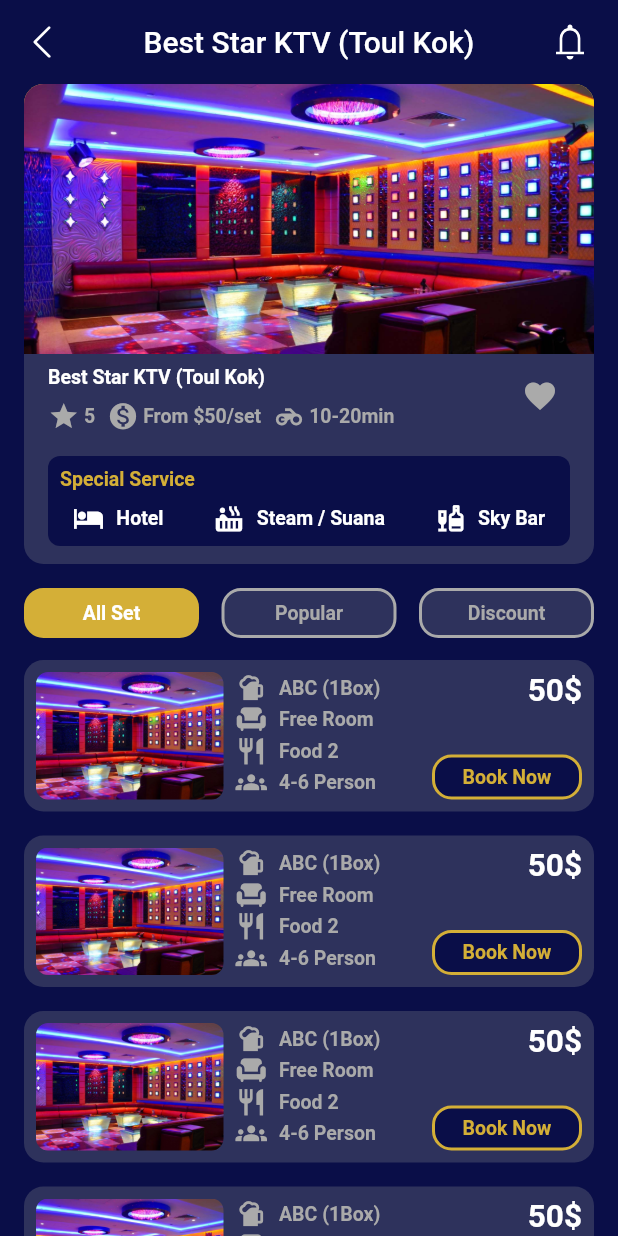
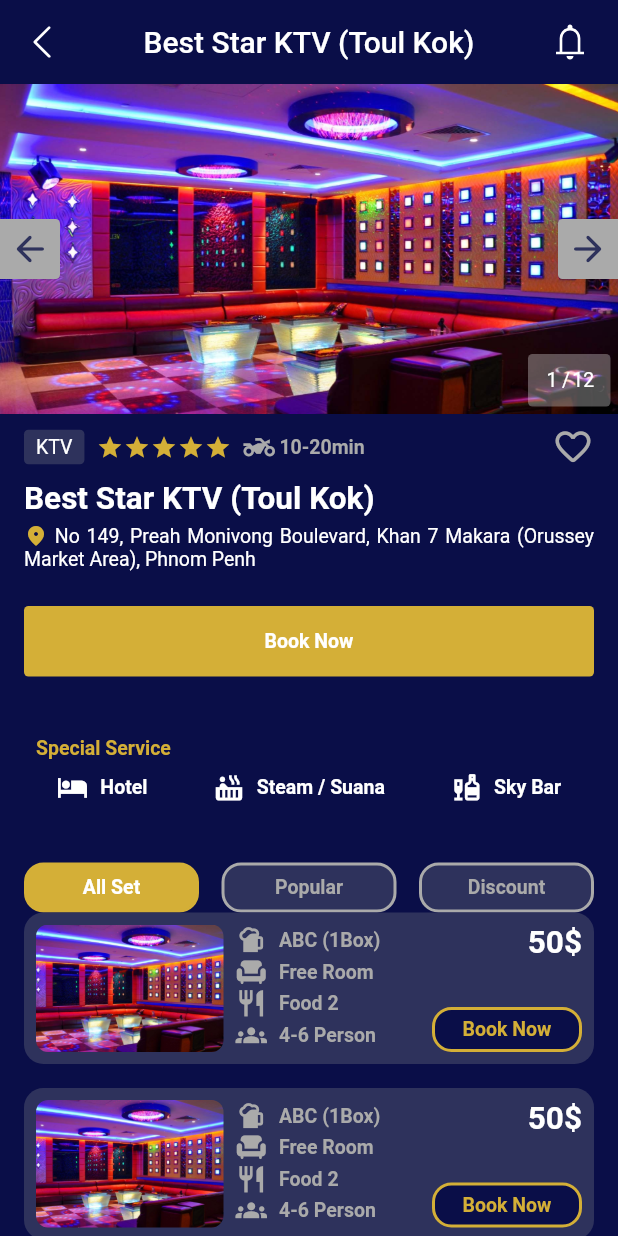
Before and after one commit to OeungChheanghok123/ktv_app, a Flutter app: the DetailScreen screen opened directly, on a phone screen of 412 x 824 dp. Run offline on Flutter 3.47's test engine with Material 2 defaults, Android fonts, the phone set to English and light mode, and no system bars; our stand-ins replace carousel_slider, flutter_rating_bar, flutter_svg, get, qr_flutter, skeletons; missing offline and left inert: flutter_share.

Commit message:
11Feb2023

```diff
--- a/lib/screens/detail/detail_screen.dart
+++ b/lib/screens/detail/detail_screen.dart
@@ -11,17 +11,114 @@
   final viewModel = Get.put(DetailScreenViewModel());
 
   Widget imagePost(BuildContext context) {
-    return Container(
-      height: 180,
+    return Stack(
+      children: [
+        Container(
+          height: 220,
+          width: MediaQuery.of(context).size.width,
           decoration: const BoxDecoration(
             color: primaryColor,
-        borderRadius: BorderRadius.only(
-          topLeft: Radius.circular(13),
-          topRight: Radius.circular(13),
-        ),
             image: DecorationImage(
               image: AssetImage('assets/images/category_1.jpg'),
               fit: BoxFit.cover,
+            ),
+          ),
+        ),
+        Positioned(
+          left: 0,
+          top: 0,
+          bottom: 0,
+          child: Center(
+            child: Container(
+              alignment: Alignment.centerLeft,
+              decoration: const BoxDecoration(
+                color: secondGraydColor,
+                borderRadius: BorderRadius.only(
+                  topRight: Radius.circular(3),
+                  bottomRight: Radius.circular(3),
+                ),
+              ),
+              width: 40,
+              height: 40,
+              child: const Center(
+                child: Icon(
+                  Icons.arrow_back_rounded,
+                  size: 28,
+                  color: secondColor,
+                ),
+              ),
+            ),
+          ),
+        ),
+        Positioned(
+          right: 0,
+          top: 0,
+          bottom: 0,
+          child: Center(
+            child: Container(
+              alignment: Alignment.centerRight,
+              decoration: const BoxDecoration(
+                color: secondGraydColor,
+                borderRadius: BorderRadius.only(
+                  topLeft: Radius.circular(3),
+                  bottomLeft: Radius.circular(3),
+                ),
+              ),
+              width: 40,
+              height: 40,
+              child: const Center(
+                child: Icon(
+                  Icons.arrow_forward_rounded,
+                  size: 28,
+                  color: secondColor,
+                ),
+              ),
+            ),
+          ),
+        ),
+        Positioned(
+          bottom: 5,
+          right: 5,
+          child: Container(
+            width: 55,
+            height: 35,
+            decoration: BoxDecoration(
+              color: whiteColor.withOpacity(0.3),
+              borderRadius: BorderRadius.circular(3),
+            ),
+            child: Row(
+              mainAxisAlignment: MainAxisAlignment.center,
+              children: [
+                Text(
+                  '1/',
+                  style: AppTextStyle.title2.copyWith(
+                    letterSpacing: 3,
+                  ),
+                ),
+                Text(
+                  '12',
+                  style: AppTextStyle.title2,
+                ),
+              ],
+            ),
+          ),
+        ),
+      ],
+    );
+  }
+
+  Widget buttonBooking(BuildContext context) {
+    return Container(
+      padding: const EdgeInsets.all(defaultPaddin),
+      margin: const EdgeInsets.all(defaultPaddin),
+      decoration: BoxDecoration(
+        borderRadius: BorderRadius.circular(3),
+        color: primaryColor,
+      ),
+      child: Center(
+        child: Text(
+          'Book Now',
+          style: AppTextStyle.headline2,
         ),
       ),
     );
@@ -29,77 +126,49 @@
 
   Widget detailPost(BuildContext context) {
     return Container(
-      margin: const EdgeInsets.symmetric(horizontal: defaultPaddin),
-      child: Row(
-        mainAxisSize: MainAxisSize.max,
-        mainAxisAlignment: MainAxisAlignment.spaceBetween,
+      margin: const EdgeInsets.symmetric(vertical: defaultPaddin / 2),
+      padding: const EdgeInsets.symmetric(horizontal: defaultPaddin),
+      child: Column(
         crossAxisAlignment: CrossAxisAlignment.start,
         children: [
-          Column(
-            crossAxisAlignment: CrossAxisAlignment.start,
+          Row(
+            mainAxisAlignment: MainAxisAlignment.center,
+            crossAxisAlignment: CrossAxisAlignment.center,
             children: [
-              const SizedBox(height: defaultPaddin / 2),
-              Text(
-                'Best Star KTV (Toul Kok)',
-                style: AppTextStyle.headline2,
+              Container(
+                padding: const EdgeInsets.symmetric(
+                  horizontal: defaultPaddin / 2,
+                  vertical: defaultPaddin / 4,
                 ),
-              const SizedBox(height: defaultPaddin / 2),
-              Row(
-                mainAxisSize: MainAxisSize.max,
-                crossAxisAlignment: CrossAxisAlignment.start,
-                mainAxisAlignment: MainAxisAlignment.spaceBetween,
-                children: [
-                  Row(
-                    children: [
-                      InkWell(
-                        onTap: () {},
-                        child: const Icon(
-                          Icons.star,
-                          color: secondGraydColor,
-                          size: 21,
+                decoration: BoxDecoration(
+                  color: secondColor,
+                  borderRadius: BorderRadius.circular(3),
                 ),
+                child: Text(
+                  'KTV',
+                  style: AppTextStyle.title2,
                 ),
-                      const SizedBox(width: 3),
-                      Text(
-                        '5',
-                        style: AppTextStyle.body.copyWith(
-                          color: secondGraydColor,
-                          fontWeight: FontWeight.bold,
-                        ),
-                      ),
-                    ],
               ),
               const SizedBox(width: defaultPaddin / 2),
               Row(
-                    children: [
-                      InkWell(
-                        onTap: () {},
-                        child: const Icon(
-                          Icons.monetization_on,
-                          color: secondGraydColor,
-                          size: 21,
+                mainAxisAlignment: MainAxisAlignment.center,
+                children: List.generate(
+                  5,
+                  (index) => const Icon(
+                    Icons.star,
+                    color: primaryColor,
+                    size: 18,
                   ),
                 ),
-                      const SizedBox(width: 3),
-                      Text(
-                        'From \$50/set',
-                        style: AppTextStyle.body.copyWith(
-                          color: secondGraydColor,
-                          fontWeight: FontWeight.bold,
-                        ),
-                      ),
-                    ],
               ),
               const SizedBox(width: defaultPaddin / 2),
               Row(
+                mainAxisAlignment: MainAxisAlignment.center,
                 children: [
-                      InkWell(
-                        onTap: () {},
-                        child: const Icon(
-                          Icons.motorcycle,
+                  const Icon(
+                    Icons.two_wheeler,
                     color: secondGraydColor,
                     size: 21,
-                        ),
                   ),
                   const SizedBox(width: 3),
                   Text(
@@ -111,16 +180,41 @@
                   ),
                 ],
               ),
-                ],
+              const Spacer(),
+              InkWell(
+                onTap: () {},
+                child: const Icon(
+                  Icons.favorite_border_rounded,
+                  color: secondGraydColor,
+                  size: 28,
+                ),
               ),
             ],
           ),
-          const Padding(
-            padding: EdgeInsets.only(
-              top: defaultPaddin,
-              right: defaultPaddin / 2,
+          const SizedBox(height: defaultPaddin / 2),
+          Text(
+            'Best Star KTV (Toul Kok)',
+            style: AppTextStyle.headline1,
           ),
-            child: Icon(Icons.favorite, color: secondGraydColor),
+          const SizedBox(height: defaultPaddin / 4),
+          Text.rich(
+            textAlign: TextAlign.justify,
+            TextSpan(
+              children: [
+                const WidgetSpan(
+                  child: Icon(
+                    Icons.location_on_rounded,
+                    color: primaryColor,
+                    size: 16,
+                  ),
+                ),
+                TextSpan(
+                  text:
+                      ' No 149, Preah Monivong Boulevard, Khan 7 Makara (Orussey Market Area), Phnom Penh',
+                  style: AppTextStyle.body,
+                )
+              ],
+            ),
           ),
         ],
       ),
@@ -341,55 +435,6 @@
     );
   }
 
-  PreferredSize _appBarWidget(BuildContext context) {
-    return PreferredSize(
-      preferredSize: const Size.fromHeight(440),
-      child: Container(
-        color: bgColor,
-        child: Column(
-          children: [
-            AppBarWidget.simpleAppbarWidget(
-              context,
-              'Best Star KTV (Toul Kok)',
-            ),
-            Container(
-              margin: const EdgeInsets.symmetric(horizontal: defaultPaddin),
-              child: Stack(
-                children: [
-                  Container(
-                    height: 320,
-                    width: MediaQuery.of(context).size.width,
-                    decoration: BoxDecoration(
-                      color: secondColor,
-                      borderRadius: BorderRadius.circular(13),
-                    ),
-                  ),
-                  Positioned(
-                    top: 0,
-                    left: 0,
-                    right: 0,
-                    child: Column(
-                      children: [
-                        imagePost(context),
-                        detailPost(context),
-                        specialService(context),
-                      ],
-                    ),
-                  ),
-                ],
-              ),
-            ),
-            Container(
-              height: defaultPaddin,
-              color: bgColor,
-            ),
-            gridViewMenuBar(context),
-          ],
-        ),
-      ),
-    );
-  }
-
   Widget _iconAndText(IconData iconData, String text) {
     return Row(
       children: [
@@ -412,27 +457,42 @@
 
   @override
   Widget build(BuildContext context) {
-    final ScrollController controller = ScrollController();
     return Scaffold(
       extendBodyBehindAppBar: true,
       backgroundColor: bgColor,
-      appBar: _appBarWidget(context),
+      appBar: AppBarWidget.simpleAppbarWidget(
+        context,
+        'Best Star KTV (Toul Kok)',
+      ),
       body: SizedBox(
         height: MediaQuery.of(context).size.height,
         child: RawScrollbar(
           thumbVisibility: false,
           scrollbarOrientation: ScrollbarOrientation.right,
-          controller: controller,
-          thumbColor: secondGraydColor,
+          thumbColor: secondColor,
           radius: const Radius.circular(20),
           thickness: 5,
-          child: ListView.builder(
+          child: ListView(
+            children: [
+              imagePost(context),
+              detailPost(context),
+              buttonBooking(context),
+              specialService(context),
+              Container(
+                height: defaultPaddin,
+                color: bgColor,
+              ),
+              gridViewMenuBar(context),
+              ListView.builder(
                 scrollDirection: Axis.vertical,
                 shrinkWrap: true,
+                physics: const NeverScrollableScrollPhysics(),
                 itemCount: 25,
                 itemBuilder: (context, index) {
                   return detailListView(context);
                 },
+              ),
+            ],
           ),
         ),
       ),
--- a/lib/utility/button.dart
+++ b/lib/utility/button.dart
@@ -5,21 +5,25 @@
 import '../constants/constants.dart';
 
 class AppButton {
-  static Widget button(String text,
-      {required VoidCallback onTap,
+  static Widget button(
+    String text, {
+    required VoidCallback onTap,
     Color backgroundColor = primaryColor,
     IconData? leftIcon,
     IconData? rightIcon,
     Color color = whiteColor,
-      double borderRadius = 13}) {
+    double borderRadius = 13,
+  }) {
     return GestureDetector(
       onTap: onTap,
       child: Container(
         padding: const EdgeInsets.all(defaultPaddin),
         margin: const EdgeInsets.symmetric(
-            horizontal: defaultPaddin, vertical: defaultPaddin / 4),
+          horizontal: defaultPaddin,
+          vertical: defaultPaddin / 4,
+        ),
         decoration: BoxDecoration(
-          borderRadius: BorderRadius.circular(borderRadius),
+          borderRadius: BorderRadius.circular(13),
           color: backgroundColor,
         ),
         child: Row(
@@ -64,12 +68,14 @@
     );
   }
 
-  static Widget icon(VoidCallback onPress,
-      {String? svg,
+  static Widget icon(
+    VoidCallback onPress, {
+    String? svg,
     IconData? icon,
     double size = 21,
     Color color = primaryColor,
-      Color backgroundColor = Colors.transparent}) {
+    Color backgroundColor = Colors.transparent,
+  }) {
     return ClipRRect(
       borderRadius: BorderRadius.circular(100),
       child: Material(
```
Lines whose indentation alone changed are shown as unchanged.
